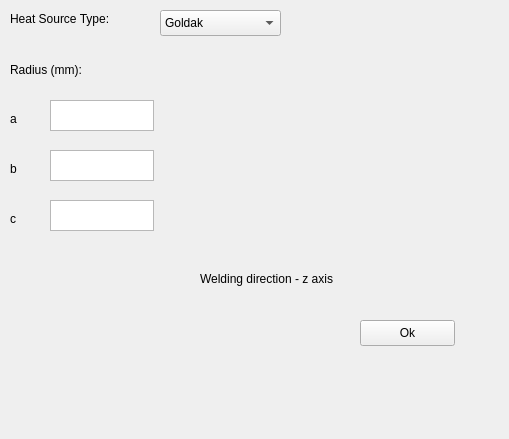
First picture: the form in GUI/moduleHeatSource.ui, repository j446edf/welding_workbench_mirror, before the edit.
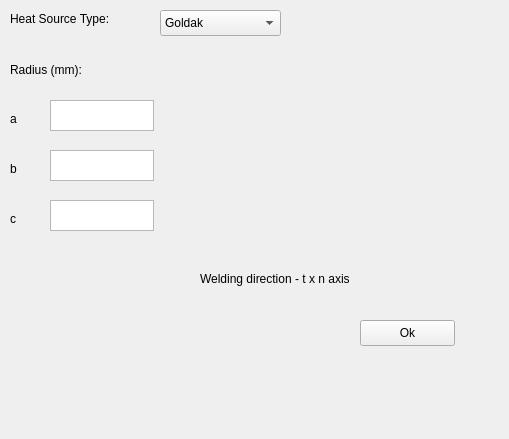
Second picture: the form after the edit. Icons and pictures are not drawn.

```diff
--- a/GUI/moduleHeatSource.ui
+++ b/GUI/moduleHeatSource.ui
@@ -324,7 +324,7 @@
       </rect>
      </property>
      <property name="text">
-      <string>Welding direction - z axis</string>
+      <string>Welding direction - t x n axis</string>
      </property>
     </widget>
    </widget>
```
Left out of the diff: 22 changed lines with no effect on the pictures.
